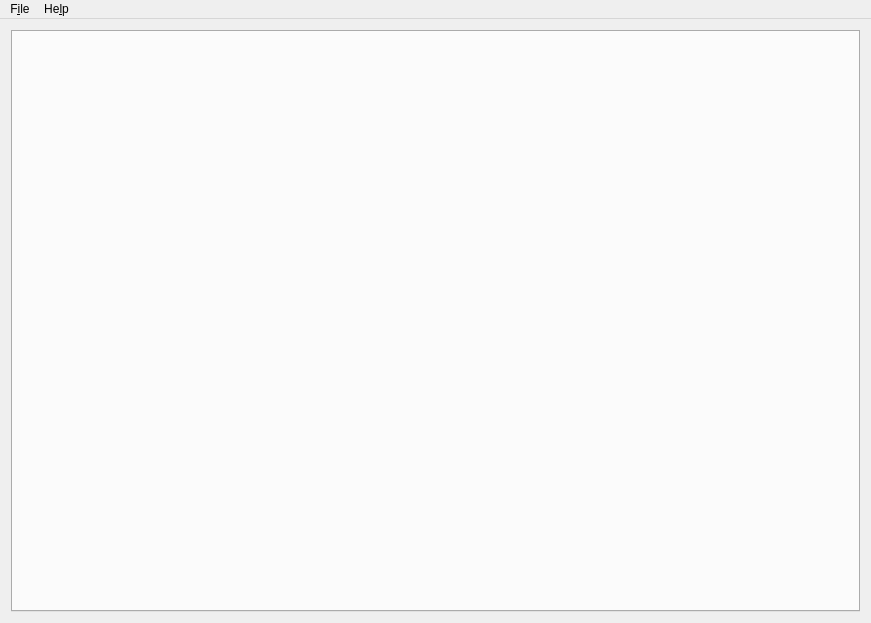
The window that mainwindow.ui (Tunous/KanaNotes) describes before a commit, drawn with Qt 5.
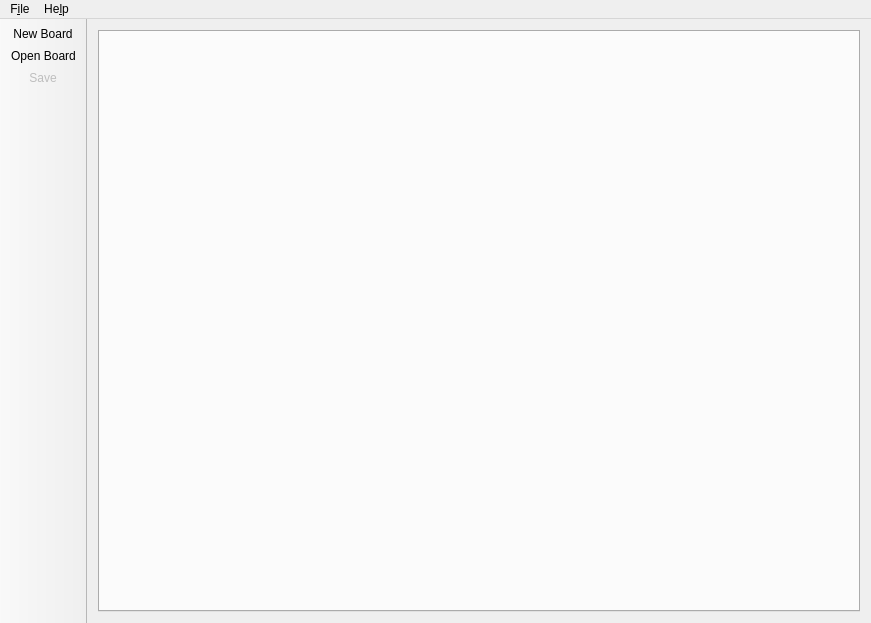
The same window after the commit. Icons and pictures are not drawn.

Commit message: Add actions toolbar

Diff of the .ui file:
```diff
--- a/mainwindow.ui
+++ b/mainwindow.ui
@@ -63,6 +63,23 @@
    <addaction name="menuFile"/>
    <addaction name="menuHelp"/>
   </widget>
+  <widget class="QToolBar" name="toolBar">
+   <property name="windowTitle">
+    <string>toolBar</string>
+   </property>
+   <property name="movable">
+    <bool>false</bool>
+   </property>
+   <attribute name="toolBarArea">
+    <enum>LeftToolBarArea</enum>
+   </attribute>
+   <attribute name="toolBarBreak">
+    <bool>false</bool>
+   </attribute>
+   <addaction name="actionNewBoard"/>
+   <addaction name="actionOpenBoard"/>
+   <addaction name="actionSave"/>
+  </widget>
   <action name="actionExit">
    <property name="icon">
     <iconset theme="application-exit">
```
